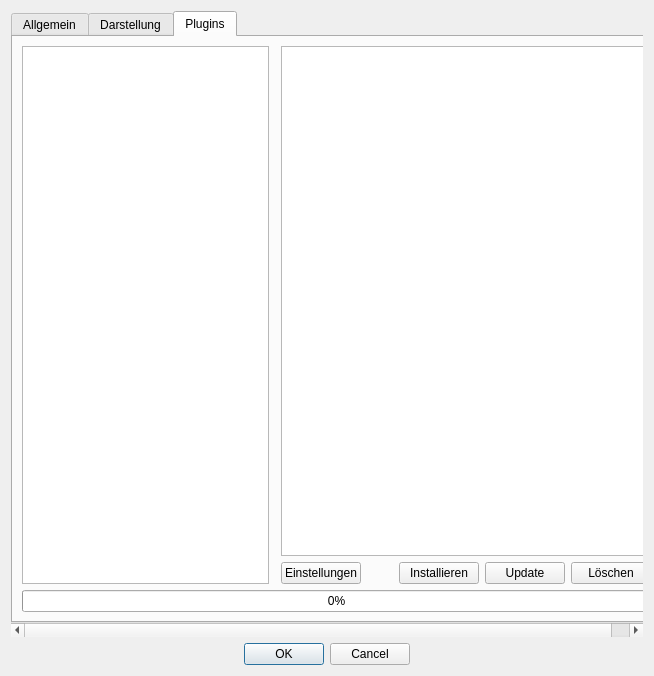
Above: designer/Einstellungen.ui from Aeolitus/Sephrasto before the change. Below: the same form after it.
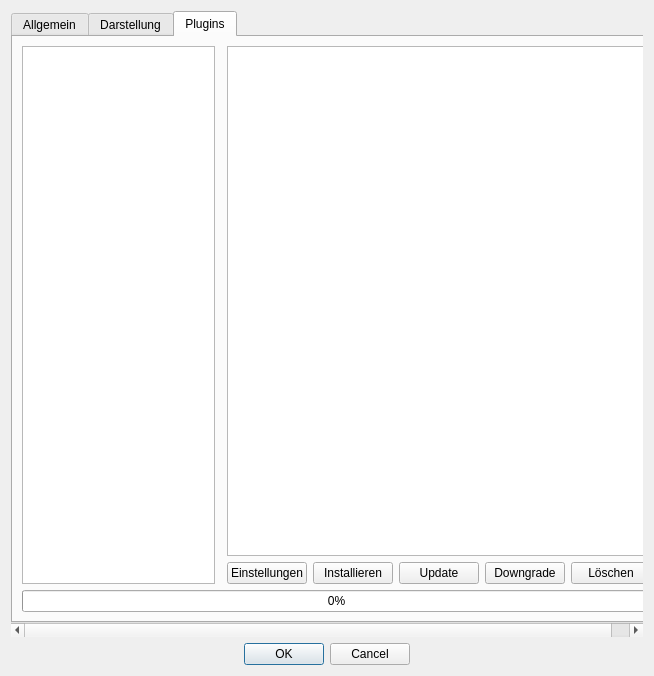
That is the form after the change. The open tabs and pages were chosen to show the change.

Commit message: Remove broken plugin status again, too error prone. Add downgrade option for when switching to a lower Sephrasto-Version.

The edit to the form file:
```diff
--- a/designer/Einstellungen.ui
+++ b/designer/Einstellungen.ui
@@ -933,6 +933,13 @@
                </property>
               </widget>
              </item>
+             <item>
+              <widget class="QPushButton" name="buttonDowngrade">
+               <property name="text">
+                <string>Downgrade</string>
+               </property>
+              </widget>
+             </item>
              <item>
               <widget class="QPushButton" name="buttonDelete">
                <property name="text">
```
Left out of the diff: 2 changed lines with no effect on the pictures. The commit also changes 2 other files.
